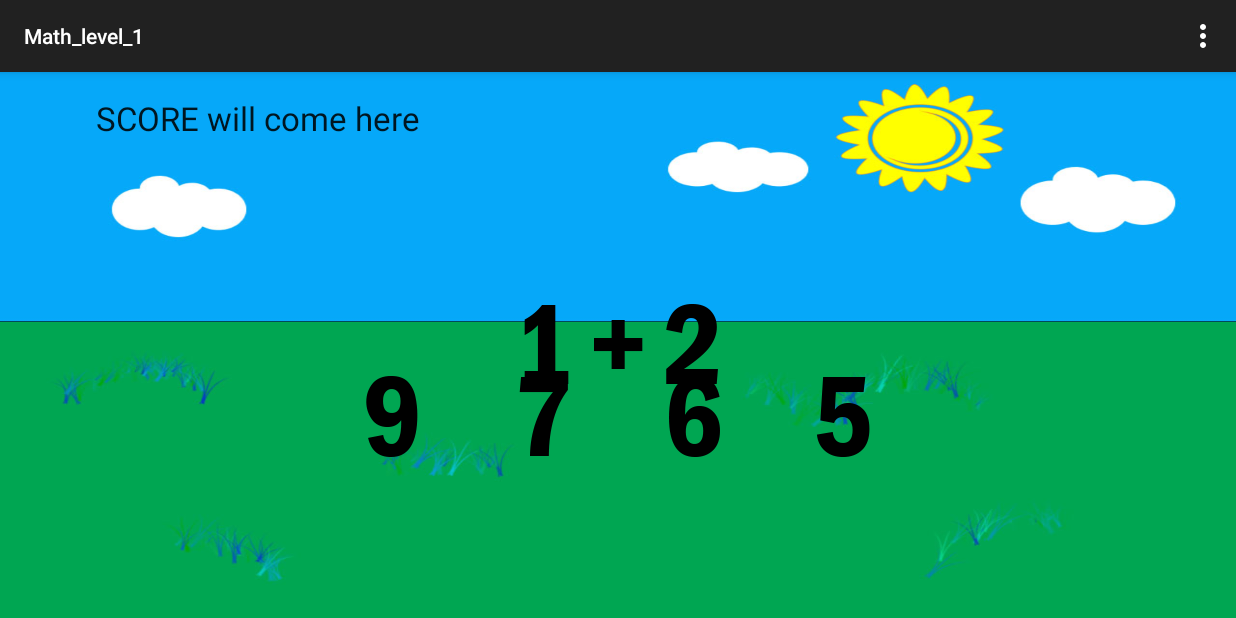
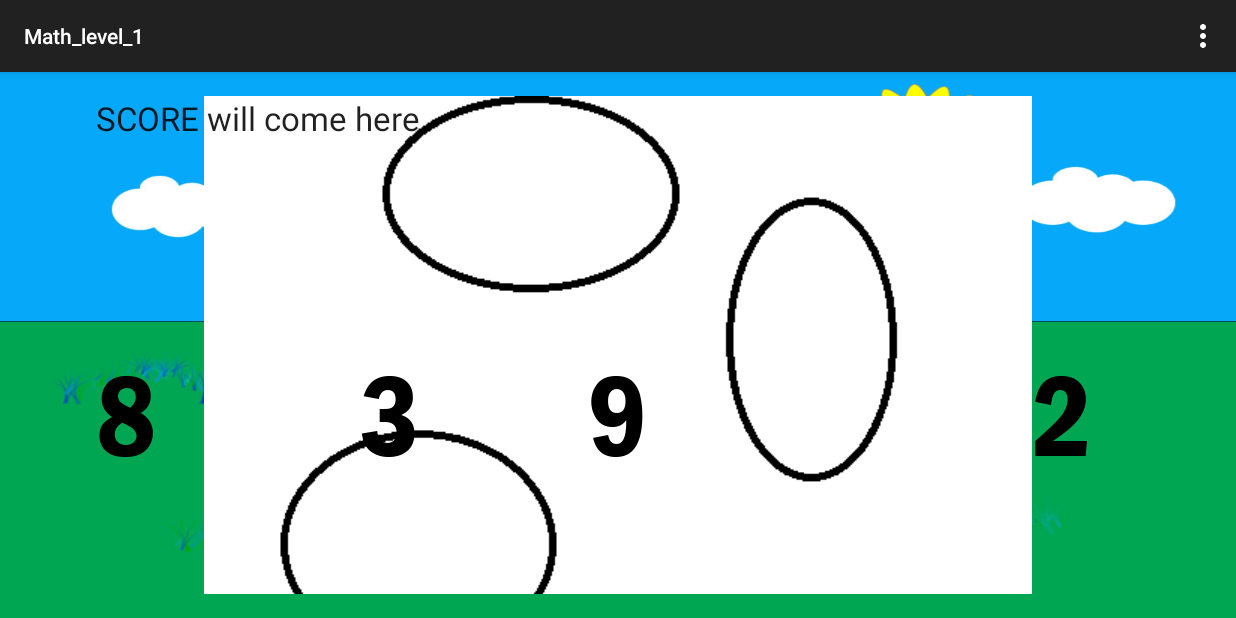
Before and after one commit to sbleika/Giskaland, an Android app: the Math_level_1 screen opened directly, with no data from a screen before it, on a phone screen of 824 x 412 dp (held sideways). Run offline under Robolectric (Android 15) with nearby library versions, the phone set to English and light mode, and no system bars.

Commit message:
math_1 fikt

```diff
--- a/Giskaland/app/src/main/java/gl/giskaland/Math_Level_2.java
+++ b/Giskaland/app/src/main/java/gl/giskaland/Math_Level_2.java
@@ -1,7 +1,5 @@
 package gl.giskaland;
 
-import android.content.Context;
-import android.content.SharedPreferences;
 import android.support.v7.app.ActionBarActivity;
 import android.os.Bundle;
 import android.view.Menu;
@@ -81,7 +79,7 @@ public class Math_Level_2 extends ActionBarActivity {
         IBout4 = (ImageButton) findViewById(R.id.IBout4);
         IBout4.setOnClickListener(checkIfRightAnsout4);
         ImageButton IBplus_min;
-        IBplus_min = (ImageButton) findViewById(R.id.IBplusmin);
+        IBplus_min = (ImageButton) findViewById(R.id.IMG);
         //********************************************************************
 
         // set the operator to plus or minus
--- a/Giskaland/app/src/main/java/gl/giskaland/Math_level_1.java
+++ b/Giskaland/app/src/main/java/gl/giskaland/Math_level_1.java
@@ -4,16 +4,354 @@ import android.support.v7.app.ActionBarActivity;
 import android.os.Bundle;
 import android.view.Menu;
 import android.view.MenuItem;
+import android.view.View;
+import android.widget.ImageButton;
+import android.widget.ImageView;
 
 
 public class Math_level_1 extends ActionBarActivity {
+
+    // to make sure we only get one of each
+    int IBout1value;
+    int IBout2value;
+    int IBout3value;
+    int IBout4value;
+
+    int IMGvalue;
+
+    // to know where the right answer is
+    Boolean isIBout1 = false;
+    Boolean isIBout2 = false;
+    Boolean isIBout3 = false;
+    Boolean isIBout4 = false;
+
+    int SCORE;
+
 
     @Override
     protected void onCreate(Bundle savedInstanceState) {
         super.onCreate(savedInstanceState);
         setContentView(R.layout.activity_math_level_1);
+
+        makeRandom(); // new numbers Restart
     }
 
+    /**
+     * put new numbers to the buttons
+     */
+    public void makeRandom(){
+        // reset all the global values
+        //********************************************************************
+
+        IBout1value = -1;
+        IBout2value = -1;
+        IBout3value = -1;
+        IBout4value = -1;
+        IMGvalue = -1;
+        isIBout1 = false;
+        isIBout2 = false;
+        isIBout3 = false;
+        isIBout4 = false;
+        //********************************************************************
+
+        // set up the buttons
+        //********************************************************************
+        ImageButton IBout1;
+        IBout1 = (ImageButton) findViewById(R.id.IBout1);
+        IBout1.setOnClickListener(checkIfRightAnsout1);
+        ImageButton IBout2;
+        IBout2 = (ImageButton) findViewById(R.id.IBout2);
+        IBout2.setOnClickListener(checkIfRightAnsout2);
+        ImageButton IBout3;
+        IBout3 = (ImageButton) findViewById(R.id.IBout3);
+        IBout3.setOnClickListener(checkIfRightAnsout3);
+        ImageButton IBout4;
+        IBout4 = (ImageButton) findViewById(R.id.IBout4);
+        IBout4.setOnClickListener(checkIfRightAnsout4);
+        ImageButton IMG;
+        IMG = (ImageButton) findViewById(R.id.IMG);
+        //********************************************************************
+
+        setRandomnumIMG(IMG);
+
+        // set random numbers to the 4 options
+        setTheOptions();
+    }
+
+    /**
+     * set new random numbers to the options and the correct answers
+     */
+    public void setTheOptions(){
+
+        // load in buttons
+        //********************************************************************
+        ImageButton IBout1;
+        IBout1 = (ImageButton) findViewById(R.id.IBout1);
+        ImageButton IBout2;
+        IBout2 = (ImageButton) findViewById(R.id.IBout2);
+        ImageButton IBout3;
+        IBout3 = (ImageButton) findViewById(R.id.IBout3);
+        ImageButton IBout4;
+        IBout4 = (ImageButton) findViewById(R.id.IBout4);
+        //********************************************************************
+
+        // random number from 1 to 4
+        int randomOut = (int) Math.ceil(Math.random()*4);
+
+        // set one of four to the correct value
+        if(randomOut == 1){
+            setAnswer(IBout1);
+            isIBout1 = true;
+            setRandom(IBout4);
+            setRandom(IBout2);
+            setRandom(IBout3);
+        }
+
+        if(randomOut == 2){
+            setAnswer(IBout2);
+            isIBout2 = true;
+            setRandom(IBout1);
+            setRandom(IBout4);
+            setRandom(IBout3);
+        }
+
+        if(randomOut == 3){
+            setAnswer(IBout3);
+            isIBout3 = true;
+            setRandom(IBout1);
+            setRandom(IBout2);
+            setRandom(IBout4);
+        }
+
+        if(randomOut == 4){
+            setAnswer(IBout4);
+            isIBout4 = true;
+            setRandom(IBout1);
+            setRandom(IBout2);
+            setRandom(IBout3);
+        }
+    }
+
+    /**
+     *
+     * @param view
+     */
+    public void setAnswer(ImageView view){
+        String viewId = view.getResources().getResourceName(view.getId());
+        String ID = viewId.substring(viewId.lastIndexOf('/') + 1);
+
+        if(ID.equals("IBout1")) {
+            isIBout1 = true;
+            IBout1value = IMGvalue;
+        }
+        else if (ID.equals("IBout2")){
+            isIBout2 = true;
+            IBout2value = IMGvalue;
+        }
+        else if (ID.equals("IBout3")){
+            isIBout3 = true;
+            IBout3value = IMGvalue;
+        }
+        else if (ID.equals("IBout4")){
+            isIBout4 = true;
+            IBout4value = IMGvalue;
+        }
+
+        setIMG(IMGvalue, view);
+    }
+
+    /**
+     *
+     * @param view
+     */
+    public void setRandom(ImageView view){
+        // random from 0 to 10
+        int randomNum = ((int) (Math.random()*11));
+        while ( IBout1value == randomNum ||
+                IBout2value == randomNum ||
+                IBout3value == randomNum ||
+                IBout4value == randomNum){
+            //System.out.println(randomNum);
+            randomNum = ((int)(Math.random()*11));
+        }
+
+        String viewId = view.getResources().getResourceName(view.getId());
+        String ID = viewId.substring(viewId.lastIndexOf('/') + 1);
+
+        if(ID.equals("IBout1")) {
+            IBout1value = randomNum;
+        }
+        else if (ID.equals("IBout2")){
+            IBout2value = randomNum;
+        }
+        else if (ID.equals("IBout3")){
+            IBout3value = randomNum;
+        }
+        else if (ID.equals("IBout4")){
+            IBout4value = randomNum;
+        }
+
+        setIMG(randomNum, view);
+    }
+
+    /**
+     *
+     * @param view
+     */
+    public void setRandomnumIMG(ImageView view){
+        // random from 0 to 10
+        int IMGnum = ((int) Math.ceil(Math.random()*4));
+        String viewId = view.getResources().getResourceName(view.getId());
+        String ID = viewId.substring(viewId.lastIndexOf('_') + 1);
+        System.out.println(ID);
+        if (IMGnum == 1) {
+            view.setImageResource(R.drawable.img_1_line_2);
+            IMGvalue = 2;
+        }
+        else if (IMGnum == 2) {
+            view.setImageResource(R.drawable.img_2_ring_3);
+            IMGvalue = 3;
+        }
+        else if (IMGnum == 3) {
+            view.setImageResource(R.drawable.img_3_balls_5);
+            IMGvalue = 5;
+        }
+        else if (IMGnum == 4) {
+            view.setImageResource(R.drawable.img_4_hex_6);
+            IMGvalue = 6;
+        }
+
+    }
+
+    /**
+     *
+     * @param randomNum
+     * @param view
+     */
+    public void setIMG(int randomNum, ImageView view){
+        System.out.println("randim in set img");
+        System.out.println(randomNum);
+        if (randomNum == 0) {
+            view.setImageResource(R.drawable.zero);
+        }
+        else if (randomNum == 1) {
+            view.setImageResource(R.drawable.one);
+        }
+        else if (randomNum == 2) {
+            view.setImageResource(R.drawable.two);
+        }
+        else if (randomNum == 3) {
+            view.setImageResource(R.drawable.tree);
+        }
+        else if (randomNum == 4) {
+            view.setImageResource(R.drawable.four);
+        }
+        else if (randomNum == 5) {
+            view.setImageResource(R.drawable.five);
+        }
+        else if (randomNum == 6) {
+            view.setImageResource(R.drawable.six);
+        }
+        else if (randomNum == 7) {
+            view.setImageResource(R.drawable.seven);
+        }
+        else if (randomNum == 8) {
+            view.setImageResource(R.drawable.eigth);
+        }
+        else if (randomNum == 9) {
+            view.setImageResource(R.drawable.nine);
+        }
+        else if (randomNum == 10) {
+            view.setImageResource(R.drawable.ten);
+        }
+    }
+
+    public void saveScore(){
+
+    }
+
+    public void getScore(){
+
+    }
+    /**
+     *
+     */
+    View.OnClickListener checkIfRightAnsout1 = new View.OnClickListener() {
+        /**
+         *
+         */
+        @Override
+        public void onClick(View view) {
+            if(isIBout1){
+                makeRandom();
+                SCORE++;
+                saveScore();
+            }
+            else SCORE--;
+
+            System.out.println(SCORE);
+        }
+    };
+
+    /**
+     *
+     */
+    View.OnClickListener checkIfRightAnsout2 = new View.OnClickListener() {
+        /**
+         *
+         */
+        @Override
+        public void onClick(View view) {
+            if(isIBout2){
+                makeRandom();
+                SCORE++;
+                saveScore();
+            }
+            else SCORE--;
+
+            System.out.println(SCORE);
+        }
+    };
+
+    /**
+     *
+     */
+    View.OnClickListener checkIfRightAnsout3 = new View.OnClickListener() {
+        /**
+         *
+         */
+        @Override
+        public void onClick(View view) {
+            if(isIBout3){
+                makeRandom();
+                SCORE++;
+                saveScore();
+            }
+            else SCORE--;
+
+            System.out.println(SCORE);
+        }
+    };
+
+    /**
+     *
+     */
+    View.OnClickListener checkIfRightAnsout4 = new View.OnClickListener() {
+        /**
+         *
+         */
+        @Override
+        public void onClick(View view) {
+            if(isIBout4){
+                makeRandom();
+                SCORE++;
+                saveScore();
+            }
+            else SCORE--;
+
+            System.out.println(SCORE);
+        }
+    };
 
     @Override
     public boolean onCreateOptionsMenu(Menu menu) {
@@ -28,12 +366,10 @@ public class Math_level_1 extends ActionBarActivity {
         // automatically handle clicks on the Home/Up button, so long
         // as you specify a parent activity in AndroidManifest.xml.
         int id = item.getItemId();
-
         //noinspection SimplifiableIfStatement
         if (id == R.id.action_settings) {
             return true;
         }
-
         return super.onOptionsItemSelected(item);
     }
 }
--- a/Giskaland/app/src/main/res/layout/activity_math_level_1.xml
+++ b/Giskaland/app/src/main/res/layout/activity_math_level_1.xml
@@ -10,33 +10,11 @@
     <ImageButton
         android:layout_width="wrap_content"
         android:layout_height="wrap_content"
-        android:id="@+id/IBplusmin"
+        android:id="@+id/IMG"
         android:layout_centerVertical="true"
         android:layout_centerHorizontal="true"
-        android:src="@drawable/plus"
+        android:src="@drawable/zero"
         android:background="@android:color/transparent"/>
-
-    <ImageButton
-        android:layout_width="wrap_content"
-        android:layout_height="wrap_content"
-        android:id="@+id/IBnum1"
-        android:src="@drawable/one"
-        android:layout_centerVertical="true"
-        android:layout_toLeftOf="@+id/IBplusmin"
-        android:layout_toStartOf="@+id/IBplusmin"
-        android:background="@android:color/transparent"
-        android:layout_marginRight="10dp" />
-
-    <ImageButton
-        android:layout_width="wrap_content"
-        android:layout_height="wrap_content"
-        android:id="@+id/IBnum2"
-        android:src="@drawable/two"
-        android:layout_centerVertical="true"
-        android:layout_toRightOf="@+id/IBplusmin"
-        android:layout_toEndOf="@+id/IBplusmin"
-        android:background="@android:color/transparent"
-        android:layout_marginLeft="10dp" />
 
     <ImageButton
         android:layout_width="wrap_content"
@@ -56,33 +34,29 @@
         android:layout_height="wrap_content"
         android:id="@+id/IBout2"
         android:src="@drawable/seven"
+        android:background="@android:color/transparent"
         android:layout_alignTop="@+id/IBout1"
-        android:layout_alignLeft="@+id/IBnum1"
-        android:layout_alignStart="@+id/IBnum1"
-        android:background="@android:color/transparent"/>
+        android:layout_alignRight="@+id/TextMathLevel1score"
+        android:layout_alignEnd="@+id/TextMathLevel1score" />
 
     <ImageButton
         android:layout_width="wrap_content"
         android:layout_height="wrap_content"
         android:id="@+id/IBout3"
         android:src="@drawable/six"
-        android:layout_alignTop="@+id/IBout2"
-        android:layout_toRightOf="@+id/IBplusmin"
-        android:layout_toEndOf="@+id/IBplusmin"
         android:background="@android:color/transparent"
-        android:layout_marginLeft="10dp" />
+        android:layout_alignTop="@+id/IBout4"
+        android:layout_centerHorizontal="true" />
 
     <ImageButton
         android:layout_width="wrap_content"
         android:layout_height="wrap_content"
         android:id="@+id/IBout4"
         android:src="@drawable/five"
-        android:layout_alignTop="@+id/IBout3"
-        android:layout_toRightOf="@+id/IBnum2"
-        android:layout_toEndOf="@+id/IBnum2"
-        android:layout_marginLeft="60dp"
-        android:layout_marginStart="121dp"
-        android:background="@android:color/transparent"/>
+        android:background="@android:color/transparent"
+        android:layout_alignTop="@+id/IBout2"
+        android:layout_toRightOf="@+id/IMG"
+        android:layout_toEndOf="@+id/IMG" />
 
     <TextView
         android:layout_width="wrap_content"
```
Also changed, not shown: Giskaland/app/src/main/res/layout/activity_math__level_2.xml (+7 -7 lines), Giskaland/app/src/main/res/drawable-mdpi/img_1_line_2.gif (added), Giskaland/app/src/main/res/drawable-mdpi/img_2_ring_3.gif (added), Giskaland/app/src/main/res/drawable-mdpi/img_3_balls_5.jpg (renamed from Giskaland/app/src/main/res/drawable-mdpi/fiveballs.jpg), Giskaland/app/src/main/res/drawable-mdpi/img_4_hex_6.gif (added).
